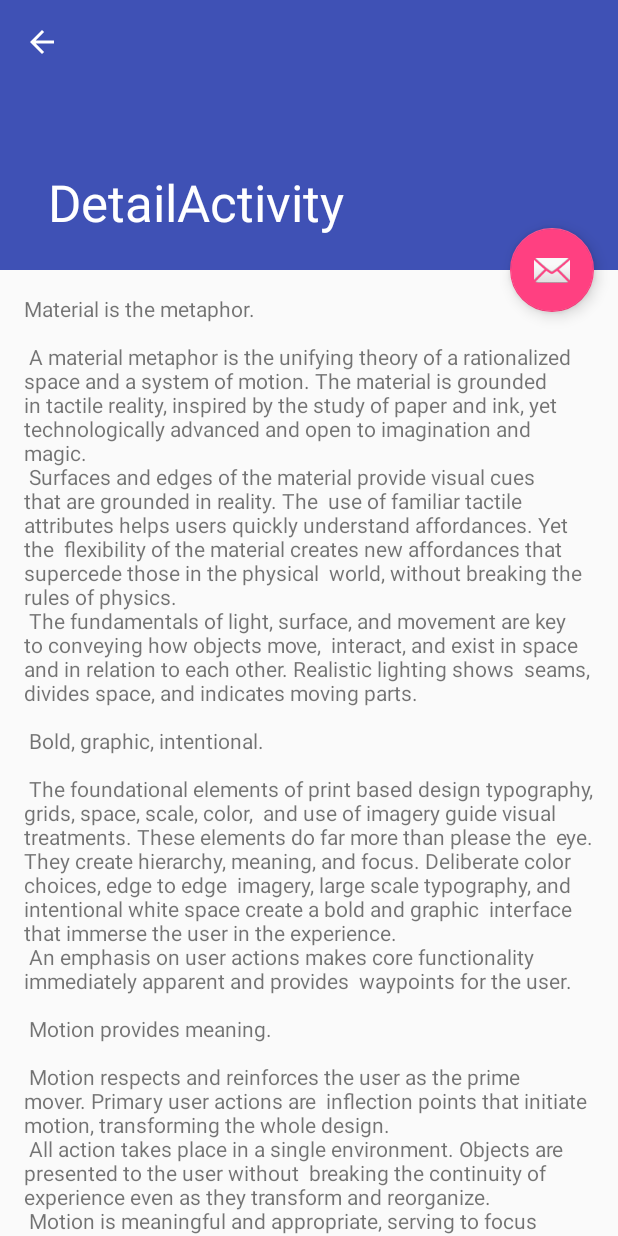
After one commit to lawer/RottenTomatoesClient, an Android app: the DetailActivity screen opened directly, with no data from a screen before it, on a phone screen of 412 x 824 dp. The commit adds this screen. Run offline under Robolectric (Android 15) with nearby library versions, the phone set to English and light mode, and no system bars.

Commit message:
Creem l'activitat de detall

```diff
--- a/app/src/main/AndroidManifest.xml
+++ b/app/src/main/AndroidManifest.xml
@@ -28,6 +28,15 @@
                 android:name="android.support.PARENT_ACTIVITY"
                 android:value="poblenou.rottentomatoesclient.MainActivity" />
         </activity>
+        <activity
+            android:name=".DetailActivity"
+            android:label="@string/title_activity_detail"
+            android:parentActivityName=".MainActivity"
+            android:theme="@style/AppTheme.NoActionBar">
+            <meta-data
+                android:name="android.support.PARENT_ACTIVITY"
+                android:value="poblenou.rottentomatoesclient.MainActivity" />
+        </activity>
     </application>
 
 </manifest>
--- /dev/null
+++ b/app/src/main/java/poblenou/rottentomatoesclient/DetailActivity.java
@@ -0,0 +1,29 @@
+package poblenou.rottentomatoesclient;
+
+import android.os.Bundle;
+import android.support.design.widget.FloatingActionButton;
+import android.support.design.widget.Snackbar;
+import android.support.v7.app.AppCompatActivity;
+import android.support.v7.widget.Toolbar;
+import android.view.View;
+
+public class DetailActivity extends AppCompatActivity {
+
+    @Override
+    protected void onCreate(Bundle savedInstanceState) {
+        super.onCreate(savedInstanceState);
+        setContentView(R.layout.activity_detail);
+        Toolbar toolbar = (Toolbar) findViewById(R.id.toolbar);
+        setSupportActionBar(toolbar);
+
+        FloatingActionButton fab = (FloatingActionButton) findViewById(R.id.fab);
+        fab.setOnClickListener(new View.OnClickListener() {
+            @Override
+            public void onClick(View view) {
+                Snackbar.make(view, "Replace with your own action", Snackbar.LENGTH_LONG)
+                        .setAction("Action", null).show();
+            }
+        });
+        getSupportActionBar().setDisplayHomeAsUpEnabled(true);
+    }
+}
--- /dev/null
+++ b/app/src/main/res/layout/activity_detail.xml
@@ -0,0 +1,46 @@
+<?xml version="1.0" encoding="utf-8"?>
+<android.support.design.widget.CoordinatorLayout xmlns:android="http://schemas.android.com/apk/res/android"
+    xmlns:app="http://schemas.android.com/apk/res-auto"
+    xmlns:tools="http://schemas.android.com/tools"
+    android:layout_width="match_parent"
+    android:layout_height="match_parent"
+    android:fitsSystemWindows="true"
+    tools:context="poblenou.rottentomatoesclient.DetailActivity">
+
+    <android.support.design.widget.AppBarLayout
+        android:id="@+id/app_bar"
+        android:layout_width="match_parent"
+        android:layout_height="@dimen/app_bar_height"
+        android:fitsSystemWindows="true"
+        android:theme="@style/AppTheme.AppBarOverlay">
+
+        <android.support.design.widget.CollapsingToolbarLayout
+            android:id="@+id/toolbar_layout"
+            android:layout_width="match_parent"
+            android:layout_height="match_parent"
+            android:fitsSystemWindows="true"
+            app:contentScrim="?attr/colorPrimary"
+            app:layout_scrollFlags="scroll|exitUntilCollapsed">
+
+            <android.support.v7.widget.Toolbar
+                android:id="@+id/toolbar"
+                android:layout_width="match_parent"
+                android:layout_height="?attr/actionBarSize"
+                app:layout_collapseMode="pin"
+                app:popupTheme="@style/AppTheme.PopupOverlay" />
+
+        </android.support.design.widget.CollapsingToolbarLayout>
+    </android.support.design.widget.AppBarLayout>
+
+    <include layout="@layout/content_detail" />
+
+    <android.support.design.widget.FloatingActionButton
+        android:id="@+id/fab"
+        android:layout_width="wrap_content"
+        android:layout_height="wrap_content"
+        android:layout_margin="@dimen/fab_margin"
+        android:src="@android:drawable/ic_dialog_email"
+        app:layout_anchor="@id/app_bar"
+        app:layout_anchorGravity="bottom|end" />
+
+</android.support.design.widget.CoordinatorLayout>
--- /dev/null
+++ b/app/src/main/res/layout/content_detail.xml
@@ -0,0 +1,17 @@
+<?xml version="1.0" encoding="utf-8"?>
+<android.support.v4.widget.NestedScrollView xmlns:android="http://schemas.android.com/apk/res/android"
+    xmlns:app="http://schemas.android.com/apk/res-auto"
+    xmlns:tools="http://schemas.android.com/tools"
+    android:layout_width="match_parent"
+    android:layout_height="match_parent"
+    app:layout_behavior="@string/appbar_scrolling_view_behavior"
+    tools:context="poblenou.rottentomatoesclient.DetailActivity"
+    tools:showIn="@layout/activity_detail">
+
+    <TextView
+        android:layout_width="wrap_content"
+        android:layout_height="wrap_content"
+        android:layout_margin="@dimen/text_margin"
+        android:text="@string/large_text" />
+
+</android.support.v4.widget.NestedScrollView>
--- /dev/null
+++ b/app/src/main/res/menu/menu_detail.xml
@@ -0,0 +1,10 @@
+<menu xmlns:android="http://schemas.android.com/apk/res/android"
+    xmlns:app="http://schemas.android.com/apk/res-auto"
+    xmlns:tools="http://schemas.android.com/tools"
+    tools:context="poblenou.rottentomatoesclient.DetailActivity">
+    <item
+        android:id="@+id/action_settings"
+        android:orderInCategory="100"
+        android:title="@string/action_settings"
+        app:showAsAction="never" />
+</menu>
--- a/app/src/main/res/values/dimens.xml
+++ b/app/src/main/res/values/dimens.xml
@@ -3,4 +3,6 @@
     <dimen name="activity_horizontal_margin">16dp</dimen>
     <dimen name="activity_vertical_margin">16dp</dimen>
     <dimen name="fab_margin">16dp</dimen>
+    <dimen name="app_bar_height">180dp</dimen>
+    <dimen name="text_margin">16dp</dimen>
 </resources>
--- a/app/src/main/res/values/strings.xml
+++ b/app/src/main/res/values/strings.xml
@@ -58,4 +58,94 @@
     <string name="pref_ringtone_silent">Silent</string>
 
     <string name="pref_title_vibrate">Vibrate</string>
+    <string name="title_activity_detail">DetailActivity</string>
+    <string name="large_text">
+        "Material is the metaphor.\n\n"
+
+        "A material metaphor is the unifying theory of a rationalized space and a system of motion."
+        "The material is grounded in tactile reality, inspired by the study of paper and ink, yet "
+        "technologically advanced and open to imagination and magic.\n"
+        "Surfaces and edges of the material provide visual cues that are grounded in reality. The "
+        "use of familiar tactile attributes helps users quickly understand affordances. Yet the "
+        "flexibility of the material creates new affordances that supercede those in the physical "
+        "world, without breaking the rules of physics.\n"
+        "The fundamentals of light, surface, and movement are key to conveying how objects move, "
+        "interact, and exist in space and in relation to each other. Realistic lighting shows "
+        "seams, divides space, and indicates moving parts.\n\n"
+
+        "Bold, graphic, intentional.\n\n"
+
+        "The foundational elements of print based design typography, grids, space, scale, color, "
+        "and use of imagery guide visual treatments. These elements do far more than please the "
+        "eye. They create hierarchy, meaning, and focus. Deliberate color choices, edge to edge "
+        "imagery, large scale typography, and intentional white space create a bold and graphic "
+        "interface that immerse the user in the experience.\n"
+        "An emphasis on user actions makes core functionality immediately apparent and provides "
+        "waypoints for the user.\n\n"
+
+        "Motion provides meaning.\n\n"
+
+        "Motion respects and reinforces the user as the prime mover. Primary user actions are "
+        "inflection points that initiate motion, transforming the whole design.\n"
+        "All action takes place in a single environment. Objects are presented to the user without "
+        "breaking the continuity of experience even as they transform and reorganize.\n"
+        "Motion is meaningful and appropriate, serving to focus attention and maintain continuity. "
+        "Feedback is subtle yet clear. Transitions are efﬁcient yet coherent.\n\n"
+
+        "3D world.\n\n"
+
+        "The material environment is a 3D space, which means all objects have x, y, and z "
+        "dimensions. The z-axis is perpendicularly aligned to the plane of the display, with the "
+        "positive z-axis extending towards the viewer. Every sheet of material occupies a single "
+        "position along the z-axis and has a standard 1dp thickness.\n"
+        "On the web, the z-axis is used for layering and not for perspective. The 3D world is "
+        "emulated by manipulating the y-axis.\n\n"
+
+        "Light and shadow.\n\n"
+
+        "Within the material environment, virtual lights illuminate the scene. Key lights create "
+        "directional shadows, while ambient light creates soft shadows from all angles.\n"
+        "Shadows in the material environment are cast by these two light sources. In Android "
+        "development, shadows occur when light sources are blocked by sheets of material at "
+        "various positions along the z-axis. On the web, shadows are depicted by manipulating the "
+        "y-axis only. The following example shows the card with a height of 6dp.\n\n"
+
+        "Resting elevation.\n\n"
+
+        "All material objects, regardless of size, have a resting elevation, or default elevation "
+        "that does not change. If an object changes elevation, it should return to its resting "
+        "elevation as soon as possible.\n\n"
+
+        "Component elevations.\n\n"
+
+        "The resting elevation for a component type is consistent across apps (e.g., FAB elevation "
+        "does not vary from 6dp in one app to 16dp in another app).\n"
+        "Components may have different resting elevations across platforms, depending on the depth "
+        "of the environment (e.g., TV has a greater depth than mobile or desktop).\n\n"
+
+        "Responsive elevation and dynamic elevation offsets.\n\n"
+
+        "Some component types have responsive elevation, meaning they change elevation in response "
+        "to user input (e.g., normal, focused, and pressed) or system events. These elevation "
+        "changes are consistently implemented using dynamic elevation offsets.\n"
+        "Dynamic elevation offsets are the goal elevation that a component moves towards, relative "
+        "to the component’s resting state. They ensure that elevation changes are consistent "
+        "across actions and component types. For example, all components that lift on press have "
+        "the same elevation change relative to their resting elevation.\n"
+        "Once the input event is completed or cancelled, the component will return to its resting "
+        "elevation.\n\n"
+
+        "Avoiding elevation interference.\n\n"
+
+        "Components with responsive elevations may encounter other components as they move between "
+        "their resting elevations and dynamic elevation offsets. Because material cannot pass "
+        "through other material, components avoid interfering with one another any number of ways, "
+        "whether on a per component basis or using the entire app layout.\n"
+        "On a component level, components can move or be removed before they cause interference. "
+        "For example, a floating action button (FAB) can disappear or move off screen before a "
+        "user picks up a card, or it can move if a snackbar appears.\n"
+        "On the layout level, design your app layout to minimize opportunities for interference. "
+        "For example, position the FAB to one side of stream of a cards so the FAB won’t interfere "
+        "when a user tries to pick up one of cards.\n\n"
+    </string>
 </resources>
```
